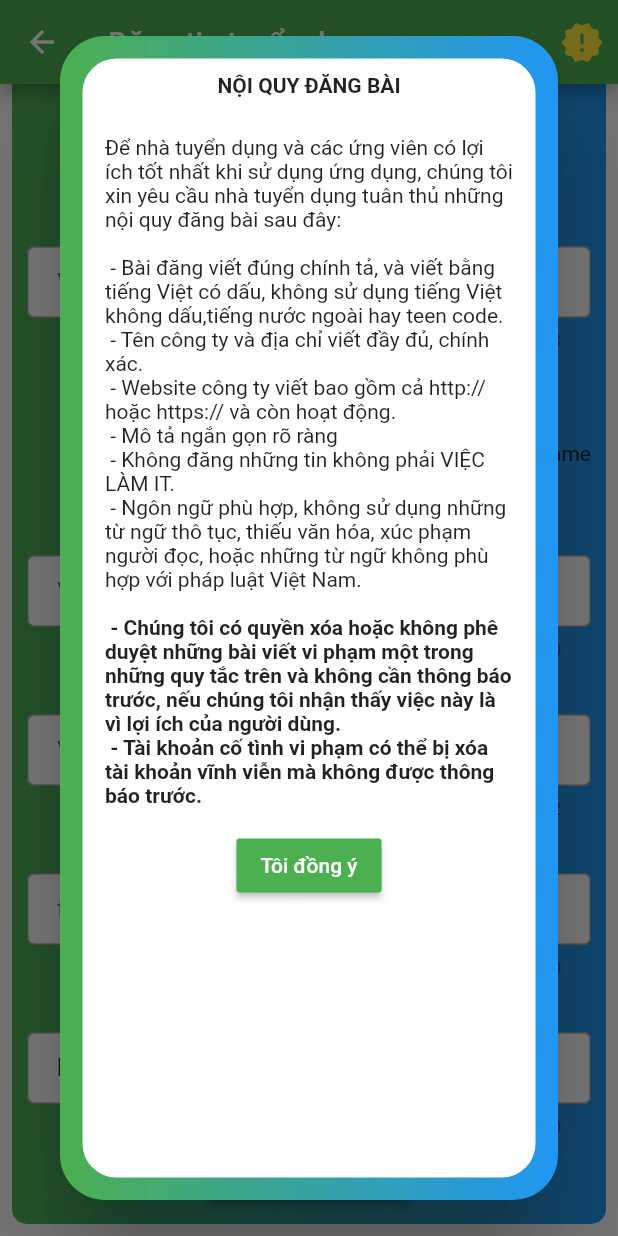
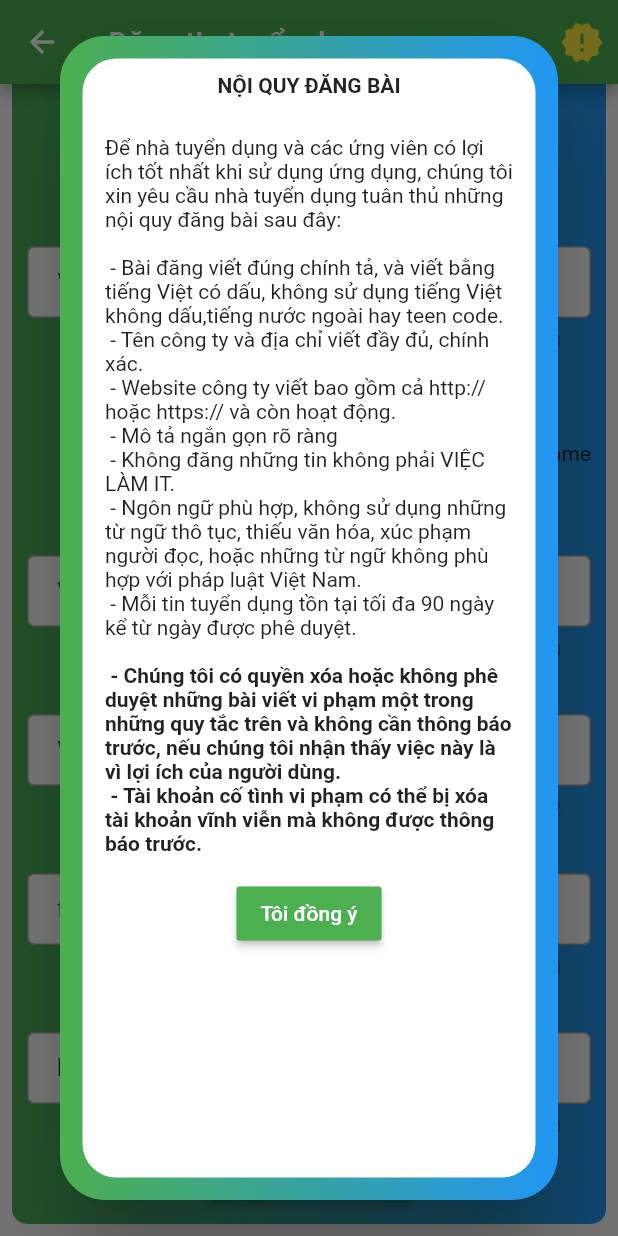
Before and after one commit to pham-tien-thang/find_jobs, a Flutter app: the Create_job screen opened directly, scrolled down 868 dp, on a phone screen of 412 x 824 dp. Run offline on Flutter 3.47's test engine with Material 2 defaults, Android fonts, the light colour scheme and no system bars; our stand-ins replace badges, bloc, carousel_slider, dio, equatable, flutter_bloc and 9 more; missing offline and left inert: configurable_expansion_tile, dart:ffi, flutter_email_sender; accounts and stored records are empty; generated files the repository leaves out were written again; network calls fail.

Commit message:
thang commit fix bug

```diff
--- a/lib/item_app/Regulations.dart
+++ b/lib/item_app/Regulations.dart
@@ -77,7 +77,7 @@ String noiquy = "Để nhà tuyển dụng và các ứng viên có lợi ích t
 " - Website công ty viết bao gồm cả http:// hoặc https:// và còn hoạt động.\n"
 " - Mô tả ngắn gọn rõ ràng\n"+
 " - Không đăng những tin không phải VIỆC LÀM IT.\n"+
-" - Ngôn ngữ phù hợp, không sử dụng những từ ngữ thô tục, thiếu văn hóa, xúc phạm người đọc, hoặc những từ ngữ không phù hợp với pháp luật Việt Nam.\n";
-
+" - Ngôn ngữ phù hợp, không sử dụng những từ ngữ thô tục, thiếu văn hóa, xúc phạm người đọc, hoặc những từ ngữ không phù hợp với pháp luật Việt Nam.\n"+
+" - Mỗi tin tuyển dụng tồn tại tối đa 90 ngày kể từ ngày được phê duyệt.\n";
 String quyen = " - Chúng tôi có quyền xóa hoặc không phê duyệt những bài viết vi phạm một trong những quy tắc trên và không cần thông báo trước, nếu chúng tôi nhận thấy việc này là vì lợi ích của người dùng.\n"+
     " - Tài khoản cố tình vi phạm có thể bị xóa tài khoản vĩnh viễn mà không được thông báo trước.";
```
